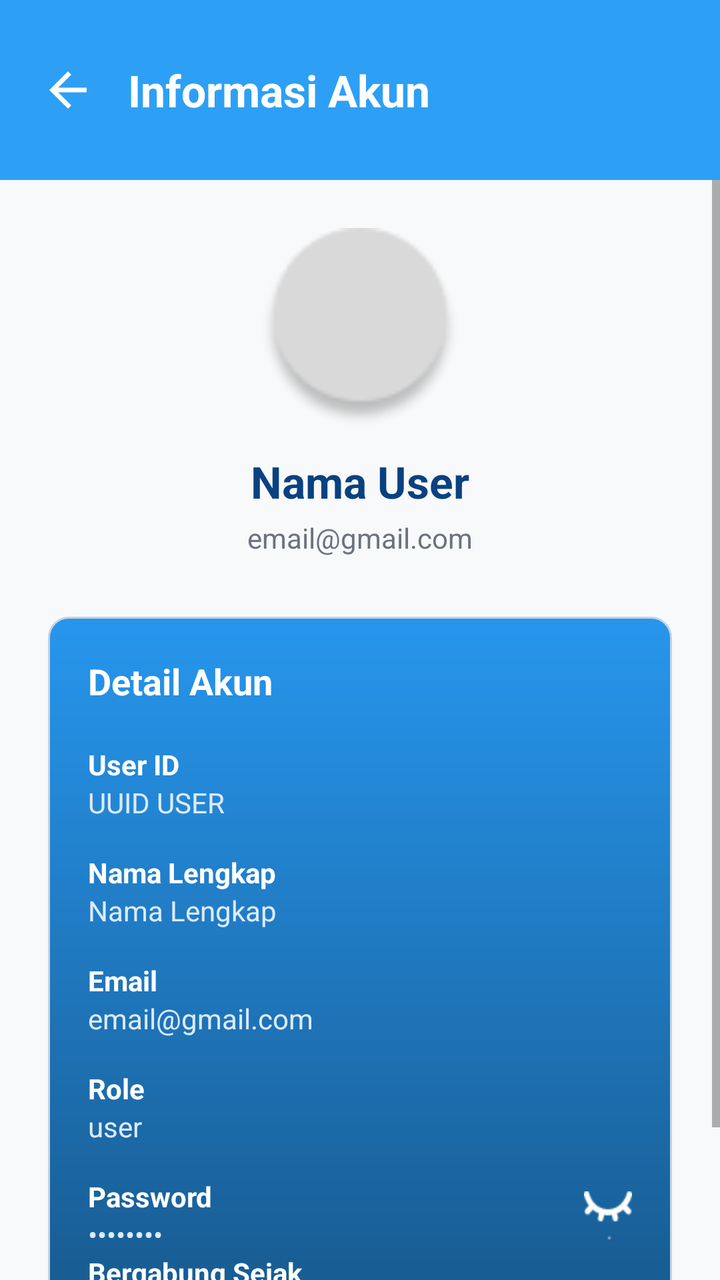
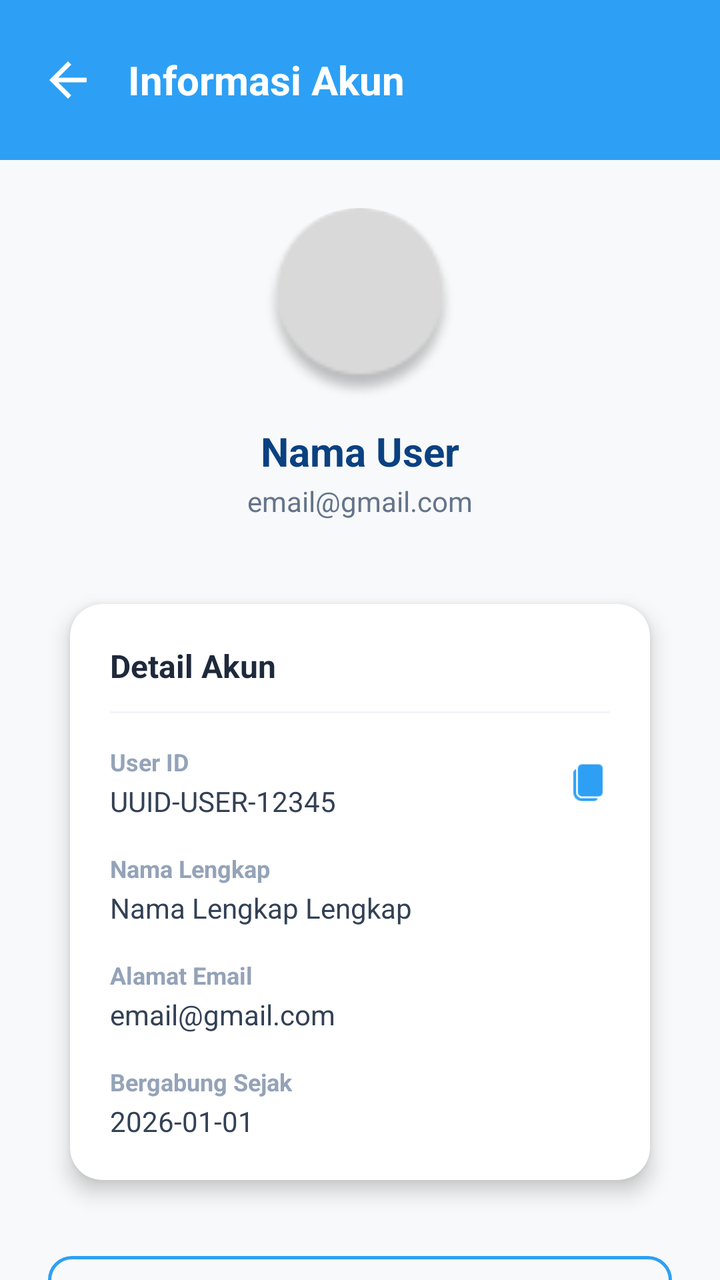

Before-and-after screenshots of an Android layout around one commit, followed by the original layout XML and the change that was made.
<!-- AndroidManifest.xml: application theme Theme.WisataGo -->
<!-- res/layout/activity_informasi_akun.xml -->
<?xml version="1.0" encoding="utf-8"?>
<LinearLayout
    xmlns:android="http://schemas.android.com/apk/res/android"
    android:layout_width="match_parent"
    android:layout_height="match_parent"
    android:orientation="vertical"
    android:background="#F8F9FA">

    
    <LinearLayout
        android:layout_width="match_parent"
        android:layout_height="90dp"
        android:background="#2DA0F5"
        android:gravity="center_vertical"
        android:orientation="horizontal"
        android:paddingHorizontal="20dp">

        <ImageView
            android:id="@+id/btnBack"
            android:layout_width="28dp"
            android:layout_height="28dp"
            android:src="@drawable/ic_back_white"
            android:scaleType="fitXY"
            android:clickable="true"
            android:focusable="true"
            />

        <TextView
            android:id="@+id/tvTitle"
            android:layout_width="wrap_content"
            android:layout_height="wrap_content"
            android:layout_marginStart="16dp"
            android:text="Informasi Akun"
            android:textColor="#FFFFFF"
            android:textSize="22sp"
            android:textStyle="bold"/>
    </LinearLayout>

    <ScrollView
        android:layout_width="match_parent"
        android:layout_height="match_parent">

        <LinearLayout
            android:layout_width="match_parent"
            android:layout_height="wrap_content"
            android:orientation="vertical"
            android:padding="24dp">

            
            <LinearLayout
                android:layout_width="match_parent"
                android:layout_height="wrap_content"
                android:gravity="center"
                android:orientation="vertical"
                android:layout_marginBottom="30dp">

                <ImageView
                    android:id="@+id/imgProfile"
                    android:layout_width="100dp"
                    android:layout_height="100dp"
                    android:src="@drawable/avatar_placeholder"
                    android:scaleType="centerCrop"/>

                <TextView
                    android:id="@+id/tvUserName"
                    android:layout_width="wrap_content"
                    android:layout_height="wrap_content"
                    android:text="Nama User"
                    android:textSize="22sp"
                    android:textStyle="bold"
                    android:textColor="#0A4181"
                    android:layout_marginTop="12dp"/>

                <TextView
                    android:id="@+id/tvUserEmail"
                    android:layout_width="wrap_content"
                    android:layout_height="wrap_content"
                    android:text="email@gmail.com"
                    android:textSize="14sp"
                    android:textColor="#6B7280"
                    android:layout_marginTop="4dp"/>
            </LinearLayout>

            
            <LinearLayout
                android:layout_width="match_parent"
                android:layout_height="wrap_content"
                android:orientation="vertical"
                android:background="@drawable/bg_login2"
                android:padding="20dp"
                android:layout_marginBottom="20dp">

                <TextView
                    android:layout_width="wrap_content"
                    android:layout_height="wrap_content"
                    android:text="Detail Akun"
                    android:textColor="#FFFFFF"
                    android:textSize="18sp"
                    android:textStyle="bold"
                    android:layout_marginBottom="20dp"/>

                
                <TextView
                    android:layout_width="wrap_content"
                    android:layout_height="wrap_content"
                    android:text="User ID"
                    android:textColor="#FFFFFF"
                    android:textStyle="bold"
                    android:textSize="14sp"/>

                <TextView
                    android:layout_width="wrap_content"
                    android:layout_height="wrap_content"
                    android:id="@+id/tvUserId"
                    android:text="UUID USER"
                    android:textColor="#DCEBFF"
                    android:textSize="14sp"
                    android:layout_marginBottom="16dp"/>

                
                <TextView
                    android:layout_width="wrap_content"
                    android:layout_height="wrap_content"
                    android:text="Nama Lengkap"
                    android:textColor="#FFFFFF"
                    android:textStyle="bold"
                    android:textSize="14sp"/>

                <TextView
                    android:layout_width="wrap_content"
                    android:layout_height="wrap_content"
                    android:id="@+id/tvFullName"
                    android:text="Nama Lengkap"
                    android:textColor="#DCEBFF"
                    android:textSize="14sp"
                    android:layout_marginBottom="16dp"/>

                
                <TextView
                    android:layout_width="wrap_content"
                    android:layout_height="wrap_content"
                    android:text="Email"
                    android:textColor="#FFFFFF"
                    android:textStyle="bold"
                    android:textSize="14sp"/>

                <TextView
                    android:layout_width="wrap_content"
                    android:layout_height="wrap_content"
                    android:id="@+id/tvEmail"
                    android:text="email@gmail.com"
                    android:textColor="#DCEBFF"
                    android:textSize="14sp"
                    android:layout_marginBottom="16dp"/>

                
                <TextView
                    android:layout_width="wrap_content"
                    android:layout_height="wrap_content"
                    android:text="Role"
                    android:textColor="#FFFFFF"
                    android:textStyle="bold"
                    android:textSize="14sp"/>

                <TextView
                    android:layout_width="wrap_content"
                    android:layout_height="wrap_content"
                    android:id="@+id/tvRole"
                    android:text="user"
                    android:textColor="#DCEBFF"
                    android:textSize="14sp"/>

                <LinearLayout
                    android:layout_width="match_parent"
                    android:layout_height="wrap_content"
                    android:orientation="horizontal"
                    android:gravity="center_vertical"
                    android:layout_marginTop="16dp">

                    <LinearLayout
                        android:layout_width="0dp"
                        android:layout_height="wrap_content"
                        android:layout_weight="1"
                        android:orientation="vertical">

                        <TextView
                            android:layout_width="wrap_content"
                            android:layout_height="wrap_content"
                            android:text="Password"
                            android:textColor="#FFFFFF"
                            android:textStyle="bold"
                            android:textSize="14sp"/>

                        <TextView
                            android:id="@+id/tvPassword"
                            android:layout_width="wrap_content"
                            android:layout_height="wrap_content"
                            android:text="••••••••"
                            android:textColor="#DCEBFF"
                            android:textSize="14sp"/>
                    </LinearLayout>

                    <ImageView
                        android:id="@+id/btnShowPassword"
                        android:layout_width="24dp"
                        android:layout_height="24dp"
                        android:src="@drawable/icon_eye"
                        android:scaleType="fitXY"/>
                </LinearLayout>

                
                <TextView
                    android:layout_width="wrap_content"
                    android:layout_height="wrap_content"
                    android:text="Bergabung Sejak"
                    android:textColor="#FFFFFF"
                    android:textStyle="bold"
                    android:textSize="14sp"/>

                <TextView
                    android:id="@+id/tvCreatedAt"
                    android:layout_width="wrap_content"
                    android:layout_height="wrap_content"
                    android:text="2026-01-01"
                    android:textColor="#DCEBFF"
                    android:textSize="14sp"/>
            </LinearLayout>

        </LinearLayout>

    </ScrollView>

</LinearLayout>
<!-- resources referenced by this layout -->
<resources>
  <!-- drawable avatar_placeholder: png bitmap (drawable, 2334 bytes) -->
  <!-- drawable bg_login2 (drawable) -->
  <?xml version="1.0" encoding="UTF-8"?>
  <shape
      xmlns:android="http://schemas.android.com/apk/res/android">
      <gradient
          android:startColor="#2796ED"
          android:endColor="#165587"
          android:angle="270"
          />
      <stroke
          android:color="#C2D3E4"
          android:width="1dp"
          />
      <corners
          android:radius="10dp"
          />
  </shape>
  <!-- drawable ic_back_white (drawable) -->
  <vector xmlns:android="http://schemas.android.com/apk/res/android"
      android:width="24dp"
      android:height="24dp"
      android:viewportWidth="24"
      android:viewportHeight="24"
      android:tint="#FFFFFF">
      <path
          android:fillColor="@android:color/white"
          android:pathData="M20,11H7.83l5.59,-5.59L12,4l-8,8 8,8 1.41,-1.41L7.83,13H20v-2z"/>
  </vector>
  <!-- drawable icon_eye: png bitmap (drawable, 447 bytes) -->
  <style name="Theme.WisataGo" parent="Theme.MaterialComponents.Light.NoActionBar">
      </style>
</resources>

<!-- the commit's change to res/layout/activity_informasi_akun.xml (unified diff, before → after) -->
@@ -1,15 +1,17 @@
 <?xml version="1.0" encoding="utf-8"?>
 <LinearLayout
     xmlns:android="http://schemas.android.com/apk/res/android"
+    xmlns:app="http://schemas.android.com/apk/res-auto"
+    xmlns:tools="http://schemas.android.com/tools"
     android:layout_width="match_parent"
     android:layout_height="match_parent"
+    android:background="#F8F9FA"
     android:orientation="vertical"
-    android:background="#F8F9FA">
-
-    
+    tools:context=".InformasiAkun">
+
     <LinearLayout
         android:layout_width="match_parent"
-        android:layout_height="90dp"
+        android:layout_height="80dp"
         android:background="#2DA0F5"
         android:gravity="center_vertical"
         android:orientation="horizontal"
@@ -19,26 +21,25 @@
             android:id="@+id/btnBack"
             android:layout_width="28dp"
             android:layout_height="28dp"
-            android:src="@drawable/ic_back_white"
-            android:scaleType="fitXY"
+            android:background="?attr/selectableItemBackgroundBorderless"
             android:clickable="true"
             android:focusable="true"
-            />
+            android:src="@drawable/ic_back_white" />
 
         <TextView
-            android:id="@+id/tvTitle"
             android:layout_width="wrap_content"
             android:layout_height="wrap_content"
             android:layout_marginStart="16dp"
             android:text="Informasi Akun"
             android:textColor="#FFFFFF"
-            android:textSize="22sp"
-            android:textStyle="bold"/>
+            android:textSize="20sp"
+            android:textStyle="bold" />
     </LinearLayout>
 
     <ScrollView
         android:layout_width="match_parent"
-        android:layout_height="match_parent">
+        android:layout_height="match_parent"
+        android:scrollbars="none">
 
         <LinearLayout
             android:layout_width="match_parent"
@@ -46,188 +47,176 @@
             android:orientation="vertical"
             android:padding="24dp">
 
-            
             <LinearLayout
                 android:layout_width="match_parent"
                 android:layout_height="wrap_content"
                 android:gravity="center"
                 android:orientation="vertical"
-                android:layout_marginBottom="30dp">
-
-                <ImageView
+                android:layout_marginBottom="28dp">
+
+                <com.google.android.material.imageview.ShapeableImageView
                     android:id="@+id/imgProfile"
-                    android:layout_width="100dp"
-                    android:layout_height="100dp"
+                    android:layout_width="96dp"
+                    android:layout_height="96dp"
+                    android:scaleType="centerCrop"
                     android:src="@drawable/avatar_placeholder"
-                    android:scaleType="centerCrop"/>
+                    app:shapeAppearanceOverlay="@style/CircleImageView" />
 
                 <TextView
                     android:id="@+id/tvUserName"
                     android:layout_width="wrap_content"
                     android:layout_height="wrap_content"
+                    android:layout_marginTop="12dp"
                     android:text="Nama User"
-                    android:textSize="22sp"
-                    android:textStyle="bold"
                     android:textColor="#0A4181"
-                    android:layout_marginTop="12dp"/>
+                    android:textSize="20sp"
+                    android:textStyle="bold" />
 
                 <TextView
                     android:id="@+id/tvUserEmail"
                     android:layout_width="wrap_content"
                     android:layout_height="wrap_content"
+                    android:layout_marginTop="2dp"
                     android:text="email@gmail.com"
-                    android:textSize="14sp"
-                    android:textColor="#6B7280"
-                    android:layout_marginTop="4dp"/>
+                    android:textColor="#64748B"
+                    android:textSize="14sp" />
             </LinearLayout>
 
-            
-            <LinearLayout
+            <com.google.android.material.card.MaterialCardView
                 android:layout_width="match_parent"
                 android:layout_height="wrap_content"
-                android:orientation="vertical"
-                android:background="@drawable/bg_login2"
-                android:padding="20dp"
-                android:layout_marginBottom="20dp">
-
-                <TextView
-                    android:layout_width="wrap_content"
-                    android:layout_height="wrap_content"
-                    android:text="Detail Akun"
-                    android:textColor="#FFFFFF"
-                    android:textSize="18sp"
-                    android:textStyle="bold"
-                    android:layout_marginBottom="20dp"/>
-
-                
-                <TextView
-                    android:layout_width="wrap_content"
-                    android:layout_height="wrap_content"
-                    android:text="User ID"
-                    android:textColor="#FFFFFF"
-                    android:textStyle="bold"
-                    android:textSize="14sp"/>
-
-                <TextView
-                    android:layout_width="wrap_content"
-                    android:layout_height="wrap_content"
-                    android:id="@+id/tvUserId"
-                    android:text="UUID USER"
-                    android:textColor="#DCEBFF"
-                    android:textSize="14sp"
-                    android:layout_marginBottom="16dp"/>
-
-                
-                <TextView
-                    android:layout_width="wrap_content"
-                    android:layout_height="wrap_content"
-                    android:text="Nama Lengkap"
-                    android:textColor="#FFFFFF"
-                    android:textStyle="bold"
-                    android:textSize="14sp"/>
-
-                <TextView
-                    android:layout_width="wrap_content"
-                    android:layout_height="wrap_content"
-                    android:id="@+id/tvFullName"
-                    android:text="Nama Lengkap"
-                    android:textColor="#DCEBFF"
-                    android:textSize="14sp"
-                    android:layout_marginBottom="16dp"/>
-
-                
-                <TextView
-                    android:layout_width="wrap_content"
-                    android:layout_height="wrap_content"
-                    android:text="Email"
-                    android:textColor="#FFFFFF"
-                    android:textStyle="bold"
-                    android:textSize="14sp"/>
-
-                <TextView
-                    android:layout_width="wrap_content"
-                    android:layout_height="wrap_content"
-                    android:id="@+id/tvEmail"
-                    android:text="email@gmail.com"
-                    android:textColor="#DCEBFF"
-                    android:textSize="14sp"
-                    android:layout_marginBottom="16dp"/>
-
-                
-                <TextView
-                    android:layout_width="wrap_content"
-                    android:layout_height="wrap_content"
-                    android:text="Role"
-                    android:textColor="#FFFFFF"
-                    android:textStyle="bold"
-                    android:textSize="14sp"/>
-
-                <TextView
-                    android:layout_width="wrap_content"
-                    android:layout_height="wrap_content"
-                    android:id="@+id/tvRole"
-                    android:text="user"
-                    android:textColor="#DCEBFF"
-                    android:textSize="14sp"/>
+                android:layout_marginBottom="20dp"
+                app:cardBackgroundColor="#FFFFFF"
+                app:cardCornerRadius="16dp"
+                app:cardElevation="6dp"
+                app:cardUseCompatPadding="true"
+                app:strokeWidth="0dp">
 
                 <LinearLayout
                     android:layout_width="match_parent"
                     android:layout_height="wrap_content"
-                    android:orientation="horizontal"
-                    android:gravity="center_vertical"
-                    android:layout_marginTop="16dp">
+                    android:orientation="vertical"
+                    android:padding="20dp">
+
+                    <TextView
+                        android:layout_width="wrap_content"
+                        android:layout_height="wrap_content"
+                        android:text="Detail Akun"
+                        android:textColor="#1E293B"
+                        android:textSize="16sp"
+                        android:textStyle="bold" />
+
+                    <View
+                        android:layout_width="match_parent"
+                        android:layout_height="1dp"
+                        android:layout_marginTop="12dp"
+                        android:layout_marginBottom="16dp"
+                        android:background="#F1F5F9" />
 
                     <LinearLayout
-                        android:layout_width="0dp"
-                        android:layout_height="wrap_content"
-                        android:layout_weight="1"
-                        android:orientation="vertical">
-
-                        <TextView
-                            android:layout_width="wrap_content"
+                        android:layout_width="match_parent"
+                        android:layout_height="wrap_content"
+                        android:orientation="horizontal"
+                        android:gravity="center_vertical"
+                        android:layout_marginBottom="16dp">
+
+                        <LinearLayout
+                            android:layout_width="0dp"
                             android:layout_height="wrap_content"
-                            android:text="Password"
-                            android:textColor="#FFFFFF"
-                            android:textStyle="bold"
-                            android:textSize="14sp"/>
-
-                        <TextView
-                            android:id="@+id/tvPassword"
-                            android:layout_width="wrap_content"
-                            android:layout_height="wrap_content"
-                            android:text="••••••••"
-                            android:textColor="#DCEBFF"
-                            android:textSize="14sp"/>
+                            android:layout_weight="1"
+                            android:orientation="vertical">
+                            <TextView
+                                android:layout_width="wrap_content"
+                                android:layout_height="wrap_content"
+                                android:text="User ID"
+                                android:textColor="#94A3B8"
+                                android:textSize="12sp"
+                                android:textStyle="bold"/>
+                            <TextView
+                                android:id="@+id/tvUserId"
+                                android:layout_width="wrap_content"
+                                android:layout_height="wrap_content"
+                                android:layout_marginTop="2dp"
+                                android:text="UUID-USER-12345"
+                                android:textColor="#334155"
+                                android:textSize="14sp" />
+                        </LinearLayout>
+
+                        <ImageView
+                            android:id="@+id/btnCopyId"
+                            android:layout_width="22dp"
+                            android:layout_height="22dp"
+                            android:src="@drawable/icon_copy"
+                            android:background="?attr/selectableItemBackgroundBorderless"
+                            android:clickable="true"
+                            android:focusable="true"
+                            app:tint="#2DA0F5"/>
                     </LinearLayout>
 
-                    <ImageView
-                        android:id="@+id/btnShowPassword"
-                        android:layout_width="24dp"
-                        android:layout_height="24dp"
-                        android:src="@drawable/icon_eye"
-                        android:scaleType="fitXY"/>
+                    <TextView
+                        android:layout_width="wrap_content"
+                        android:layout_height="wrap_content"
+                        android:text="Nama Lengkap"
+                        android:textColor="#94A3B8"
+                        android:textSize="12sp"
+                        android:textStyle="bold" />
+                    <TextView
+                        android:id="@+id/tvFullName"
+                        android:layout_width="wrap_content"
+                        android:layout_height="wrap_content"
+                        android:layout_marginTop="2dp"
+                        android:layout_marginBottom="16dp"
+                        android:text="Nama Lengkap Lengkap"
+                        android:textColor="#334155"
+                        android:textSize="14sp" />
+
+                    <TextView
+                        android:layout_width="wrap_content"
+                        android:layout_height="wrap_content"
+                        android:text="Alamat Email"
+                        android:textColor="#94A3B8"
+                        android:textSize="12sp"
+                        android:textStyle="bold" />
+                    <TextView
+                        android:id="@+id/tvEmail"
+                        android:layout_width="wrap_content"
+                        android:layout_height="wrap_content"
+                        android:layout_marginTop="2dp"
+                        android:layout_marginBottom="16dp"
+                        android:text="email@gmail.com"
+                        android:textColor="#334155"
+                        android:textSize="14sp" />
+
+                    <TextView
+                        android:layout_width="wrap_content"
+                        android:layout_height="wrap_content"
+                        android:text="Bergabung Sejak"
+                        android:textColor="#94A3B8"
+                        android:textSize="12sp"
+                        android:textStyle="bold" />
+                    <TextView
+                        android:id="@+id/tvCreatedAt"
+                        android:layout_width="wrap_content"
+                        android:layout_height="wrap_content"
+                        android:layout_marginTop="2dp"
+                        android:text="2026-01-01"
+                        android:textColor="#334155"
+                        android:textSize="14sp" />
                 </LinearLayout>
-
-                
-                <TextView
-                    android:layout_width="wrap_content"
-                    android:layout_height="wrap_content"
-                    android:text="Bergabung Sejak"
-                    android:textColor="#FFFFFF"
-                    android:textStyle="bold"
-                    android:textSize="14sp"/>
-
-                <TextView
-                    android:id="@+id/tvCreatedAt"
-                    android:layout_width="wrap_content"
-                    android:layout_height="wrap_content"
-                    android:text="2026-01-01"
-                    android:textColor="#DCEBFF"
-                    android:textSize="14sp"/>
-            </LinearLayout>
+            </com.google.android.material.card.MaterialCardView>
+
+            <com.google.android.material.button.MaterialButton
+                android:id="@+id/btnChangePasswordMenu"
+                style="@style/Widget.Material3.Button.OutlinedButton"
+                android:layout_width="match_parent"
+                android:layout_height="54dp"
+                android:text="Ubah Password Akun"
+                android:textColor="#2DA0F5"
+                android:textSize="14sp"
+                app:strokeColor="#2DA0F5"
+                app:strokeWidth="1.5dp"
+                app:cornerRadius="12dp" />
 
         </LinearLayout>
-
     </ScrollView>
-
 </LinearLayout>
<!-- resource entries referenced after the edit -->
@@ -1,23 +1,6 @@
 <!-- resources referenced by this layout -->
 <resources>
   <!-- drawable avatar_placeholder: png bitmap (drawable, 2334 bytes) -->
-  <!-- drawable bg_login2 (drawable) -->
-  <?xml version="1.0" encoding="UTF-8"?>
-  <shape
-      xmlns:android="http://schemas.android.com/apk/res/android">
-      <gradient
-          android:startColor="#2796ED"
-          android:endColor="#165587"
-          android:angle="270"
-          />
-      <stroke
-          android:color="#C2D3E4"
-          android:width="1dp"
-          />
-      <corners
-          android:radius="10dp"
-          />
-  </shape>
   <!-- drawable ic_back_white (drawable) -->
   <vector xmlns:android="http://schemas.android.com/apk/res/android"
       android:width="24dp"
@@ -29,7 +12,10 @@
           android:fillColor="@android:color/white"
           android:pathData="M20,11H7.83l5.59,-5.59L12,4l-8,8 8,8 1.41,-1.41L7.83,13H20v-2z"/>
   </vector>
-  <!-- drawable icon_eye: png bitmap (drawable, 447 bytes) -->
+  <!-- drawable icon_copy: png bitmap (drawable, 524 bytes) -->
+  <style name="CircleImageView">
+          <item name="cornerSize">50%</item>
+      </style>
   <style name="Theme.WisataGo" parent="Theme.MaterialComponents.Light.NoActionBar">
       </style>
 </resources>
